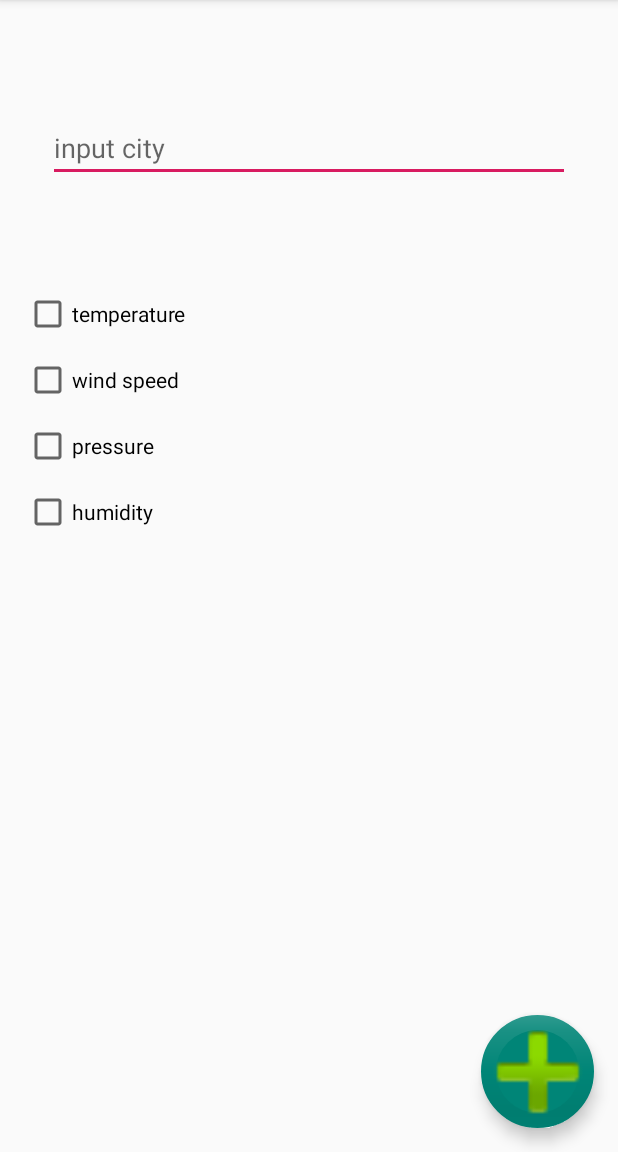
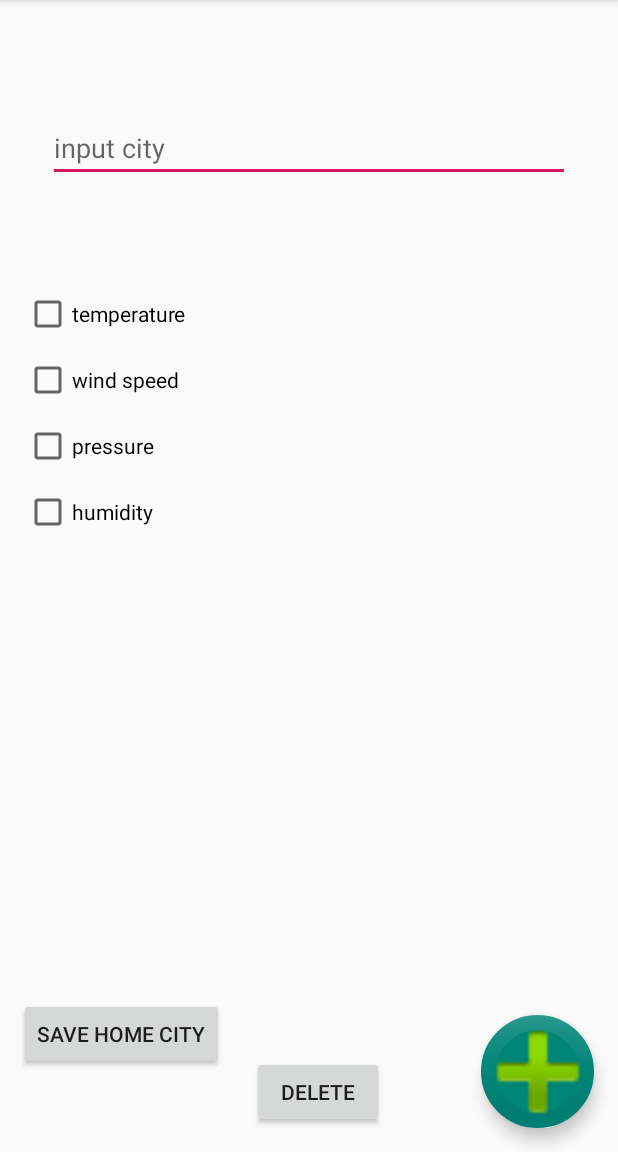
Before and after one commit to ivanbeshka/weatherApp, an Android app: the screen it shows after launch (MainActivity), on a phone screen of 412 x 824 dp, the part 84-1236 px from its top. Run offline under Robolectric (Android 15) with nearby library versions, the phone set to English and light mode, and no system bars.

Commit message:
Не понимаю куда делась кнопка

```diff
--- a/app/build.gradle
+++ b/app/build.gradle
@@ -4,7 +4,7 @@ android {
     compileSdkVersion 28
     defaultConfig {
         applicationId "com.example.weatherApp"
-        minSdkVersion 25
+        minSdkVersion 23
         targetSdkVersion 28
         versionCode 1
         versionName "1.0"
--- a/app/src/main/java/com/example/weatherApp/MainActivity.java
+++ b/app/src/main/java/com/example/weatherApp/MainActivity.java
@@ -1,6 +1,7 @@
 package com.example.weatherApp;
 
 import android.content.Intent;
+import android.content.SharedPreferences;
 import android.content.res.Configuration;
 import android.hardware.Sensor;
 import android.hardware.SensorEvent;
@@ -11,6 +12,7 @@ import android.support.v7.app.AppCompatActivity;
 import android.os.Bundle;
 import android.text.Editable;
 import android.view.View;
+import android.widget.Button;
 import android.widget.CheckBox;
 import android.widget.EditText;
 import android.widget.TextView;
@@ -29,6 +31,10 @@ public class MainActivity extends AppCompatActivity {
     private TextView textViewPressure;
     private TextView textViewHumidity;
 
+    private FloatingActionButton floatingActionButton;
+    private Button btnSaveHomeCity;
+    private Button btnDeleteHomeCity;
+
     private static SensorManager sensorManager;
     private static Sensor temperatureSensor;
     private static Sensor humiditySensor;
@@ -38,6 +44,8 @@ public class MainActivity extends AppCompatActivity {
     private String windKey = "wind";
     private String pressureKey = "pressure";
     private String humidityKey = "humidity";
+    private String saveKey = "preferences";
+    private String saveCityKey = "savedCity";
 
 
     @Override
@@ -45,69 +53,20 @@ public class MainActivity extends AppCompatActivity {
         super.onCreate(savedInstanceState);
         setContentView(R.layout.activity_main);
 
-        editTextInputCity = findViewById(R.id.et_input_city);
-        checkBoxTemperature = findViewById(R.id.cb_temperature);
-        checkBoxWindSpeed = findViewById(R.id.cb_wind_speed);
-        checkBoxPressure = findViewById(R.id.cb_pressure);
-        checkBoxHumidity = findViewById(R.id.cb_humidity);
-        FloatingActionButton floatingActionButton = findViewById(R.id.floatingActionButton);
+        //ИНИЦИАЛИЗАЦИЯ ВЬЮ
+        initialize();
 
-        textViewCity = findViewById(R.id.tv_city);
-        textViewTemperature = findViewById(R.id.tv_temperature);
-        textViewWind = findViewById(R.id.tv_wind_speed);
-        textViewPressure = findViewById(R.id.tv_pressure);
-        textViewHumidity = findViewById(R.id.tv_humidity);
+        //УСТАНОВКА ОБРАБОТЧИКОВ НАЖАТИЯ НА КНОПКИ
+        initButtonsListeners();
 
-        sensorManager = (SensorManager) getSystemService(SENSOR_SERVICE);
-        temperatureSensor = sensorManager.getDefaultSensor(Sensor.TYPE_AMBIENT_TEMPERATURE);
-        humiditySensor = sensorManager.getDefaultSensor(Sensor.TYPE_RELATIVE_HUMIDITY);
+    }
 
-
-        final Intent intent = new Intent(this, Main2Activity.class);
-
-        floatingActionButton.setOnClickListener(new View.OnClickListener() {
-            @Override
-            public void onClick(View v) {
-                String city = editTextInputCity.getText().toString();
-                Boolean temperature = checkBoxTemperature.isChecked();
-                Boolean wind = checkBoxWindSpeed.isChecked();
-                Boolean pressure = checkBoxPressure.isChecked();
-                Boolean humidity = checkBoxHumidity.isChecked();
-
-                if (getResources().getConfiguration().orientation == Configuration.ORIENTATION_PORTRAIT) {
-                    intent.putExtra(cityKey, city);
-                    intent.putExtra(temperatureKey, temperature);
-                    intent.putExtra(windKey, wind);
-                    intent.putExtra(pressureKey, pressure);
-                    intent.putExtra(humidityKey, humidity);
-                    startActivity(intent);
-                } else {
-                    textViewCity.setVisibility(View.VISIBLE);
-                    textViewCity.setText(city);
-
-                    if (temperature) {
-                        textViewTemperature.setVisibility(View.VISIBLE);
-                    }
-
-                    if (wind) {
-                        textViewWind.setVisibility(View.VISIBLE);
-                    }
-
-                    if (pressure) {
-                        textViewPressure.setVisibility(View.VISIBLE);
-                    }
-
-                    if (humidity) {
-                        textViewHumidity.setVisibility(View.VISIBLE);
-                    }
-                }
-            }
-        });
-    }
 
     @Override
     protected void onPause() {
         super.onPause();
+
+        //ОТКЛЮЧЕНИЕ СЕНСОРОВ
         sensorManager.unregisterListener(listenerTemperature, temperatureSensor);
         sensorManager.unregisterListener(listenerHumidity, humiditySensor);
     }
@@ -115,12 +74,14 @@ public class MainActivity extends AppCompatActivity {
     @Override
     protected void onResume() {
         super.onResume();
-        if (temperatureSensor != null) {
-            sensorManager.registerListener(listenerTemperature, temperatureSensor, SensorManager.SENSOR_DELAY_NORMAL);
-        }
-        if (humiditySensor != null) {
-            sensorManager.registerListener(listenerHumidity, humiditySensor, SensorManager.SENSOR_DELAY_NORMAL);
-        }
+
+//        //СЕНСОРЫ
+//        if (temperatureSensor != null) {
+//            sensorManager.registerListener(listenerTemperature, temperatureSensor, SensorManager.SENSOR_DELAY_NORMAL);
+//        }
+//        if (humiditySensor != null) {
+//            sensorManager.registerListener(listenerHumidity, humiditySensor, SensorManager.SENSOR_DELAY_NORMAL);
+//        }
     }
 
     private final SensorEventListener listenerTemperature = new SensorEventListener() {
@@ -145,4 +106,121 @@ public class MainActivity extends AppCompatActivity {
 
         }
     };
+
+
+    //УСТАНОВКА ОБРАБОТЧИКОВ НАЖАТИЯ НА КНОПКИ
+    private void initButtonsListeners() {
+
+        final Intent intent = new Intent(this, Main2Activity.class);
+
+
+        btnSaveHomeCity.setOnClickListener(new View.OnClickListener() {
+            @Override
+            public void onClick(View v) {
+
+                String prefFileName = saveKey;
+
+                SharedPreferences sharedPref = getSharedPreferences(prefFileName, MODE_PRIVATE);
+                savePref(sharedPref);
+            }
+        });
+
+
+        floatingActionButton.setOnClickListener(new View.OnClickListener() {
+            @Override
+            public void onClick(View v) {
+
+                String prefFileName = saveKey;
+                SharedPreferences sharedPref = getSharedPreferences(prefFileName, MODE_PRIVATE);
+
+
+                String city = editTextInputCity.getText().toString();
+                Boolean temperature = checkBoxTemperature.isChecked();
+                Boolean wind = checkBoxWindSpeed.isChecked();
+                Boolean pressure = checkBoxPressure.isChecked();
+                Boolean humidity = checkBoxHumidity.isChecked();
+
+
+                if (getResources().getConfiguration().orientation == Configuration.ORIENTATION_PORTRAIT) {
+                    //ПОРТРЕТНАЯ ОРИЕНТАЦИЯ ПЕРЕДАЧА НАСТРОЕК
+                    intent.putExtra(cityKey, city);
+                    intent.putExtra(temperatureKey, temperature);
+                    intent.putExtra(windKey, wind);
+                    intent.putExtra(pressureKey, pressure);
+                    intent.putExtra(humidityKey, humidity);
+                    startActivity(intent);
+                } else {
+                    //АЛЬБОМНАЯ ОРИЕНТАЦИЯ
+
+
+                    if (city.equals("")) {
+
+                        textViewCity.setText(loadPreferences(sharedPref));
+                    } else {
+
+                        textViewCity.setText(city);
+                    }
+
+
+                    textViewCity.setVisibility(View.VISIBLE);
+
+
+                    if (temperature) {
+                        textViewTemperature.setVisibility(View.VISIBLE);
+                    }
+
+                    if (wind) {
+                        textViewWind.setVisibility(View.VISIBLE);
+                    }
+
+                    if (pressure) {
+                        textViewPressure.setVisibility(View.VISIBLE);
+                    }
+
+                    if (humidity) {
+                        textViewHumidity.setVisibility(View.VISIBLE);
+                    }
+                }
+            }
+        });
+    }
+
+    //СОХРАНЯЕМ НАСТРОЙКИ(ГОРОД)
+    private void savePref(SharedPreferences sharedPref) {
+
+        String savedCity = editTextInputCity.getText().toString();
+
+        SharedPreferences.Editor editor = sharedPref.edit();
+        editor.putString(saveCityKey, savedCity);
+        editor.apply();
+    }
+
+    //ПОЛУЧАЕМ СОХРАНЁННЫЙ ГОРОД
+    public String loadPreferences(SharedPreferences sharedPref) {
+
+        return sharedPref.getString(saveCityKey, "null");
+    }
+
+    //ИНИЦИАЛИЗАЦИЯ ВЬЮ
+    private void initialize() {
+        editTextInputCity = findViewById(R.id.et_input_city);
+        checkBoxTemperature = findViewById(R.id.cb_temperature);
+        checkBoxWindSpeed = findViewById(R.id.cb_wind_speed);
+        checkBoxPressure = findViewById(R.id.cb_pressure);
+        checkBoxHumidity = findViewById(R.id.cb_humidity);
+
+        floatingActionButton = findViewById(R.id.floatingActionButton);
+        btnSaveHomeCity = findViewById(R.id.btn_save_home_city);
+        btnDeleteHomeCity = findViewById(R.id.btn_delete_home_city);
+
+        textViewCity = findViewById(R.id.tv_city);
+        textViewTemperature = findViewById(R.id.tv_temperature);
+        textViewWind = findViewById(R.id.tv_wind_speed);
+        textViewPressure = findViewById(R.id.tv_pressure);
+        textViewHumidity = findViewById(R.id.tv_humidity);
+
+        sensorManager = (SensorManager) getSystemService(SENSOR_SERVICE);
+        temperatureSensor = sensorManager.getDefaultSensor(Sensor.TYPE_AMBIENT_TEMPERATURE);
+        humiditySensor = sensorManager.getDefaultSensor(Sensor.TYPE_RELATIVE_HUMIDITY);
+    }
 }
--- a/app/src/main/res/layout-land/activity_main.xml
+++ b/app/src/main/res/layout-land/activity_main.xml
@@ -91,4 +91,28 @@
         app:layout_constraintEnd_toEndOf="parent"
         app:layout_constraintTop_toTopOf="parent"></include>
 
+    <Button
+        android:id="@+id/btn_save_home_city"
+        android:layout_width="wrap_content"
+        android:layout_height="wrap_content"
+        android:layout_marginTop="48dp"
+        android:text="@string/save_home_city"
+        android:visibility="visible"
+        app:layout_constraintEnd_toStartOf="@+id/floatingActionButton"
+        app:layout_constraintHorizontal_bias="0.028"
+        app:layout_constraintStart_toStartOf="parent"
+        app:layout_constraintTop_toBottomOf="@+id/cb_humidity" />
+
+    <Button
+        android:id="@+id/btn_delete_home_city"
+        android:layout_width="wrap_content"
+        android:layout_height="wrap_content"
+        android:layout_marginStart="8dp"
+        android:layout_marginBottom="16dp"
+        android:text="@string/delete_home_city"
+        app:layout_constraintBottom_toBottomOf="parent"
+        app:layout_constraintEnd_toStartOf="@+id/floatingActionButton"
+        app:layout_constraintHorizontal_bias="0.084"
+        app:layout_constraintStart_toEndOf="@+id/btn_save_home_city" />
+
 </android.support.constraint.ConstraintLayout>
--- a/app/src/main/res/layout/activity_main.xml
+++ b/app/src/main/res/layout/activity_main.xml
@@ -79,4 +79,28 @@
         app:srcCompat="@android:drawable/ic_input_add"
         app:useCompatPadding="false" />
 
+    <Button
+        android:id="@+id/btn_save_home_city"
+        android:layout_width="wrap_content"
+        android:layout_height="wrap_content"
+        android:layout_marginTop="308dp"
+        android:text="@string/save_home_city"
+        android:visibility="visible"
+        app:layout_constraintEnd_toStartOf="@+id/floatingActionButton"
+        app:layout_constraintHorizontal_bias="0.068"
+        app:layout_constraintStart_toStartOf="parent"
+        app:layout_constraintTop_toBottomOf="@+id/cb_humidity" />
+
+    <Button
+        android:id="@+id/btn_delete_home_city"
+        android:layout_width="wrap_content"
+        android:layout_height="wrap_content"
+        android:layout_marginStart="8dp"
+        android:layout_marginBottom="16dp"
+        android:text="@string/delete_home_city"
+        app:layout_constraintBottom_toBottomOf="parent"
+        app:layout_constraintEnd_toStartOf="@+id/floatingActionButton"
+        app:layout_constraintHorizontal_bias="0.144"
+        app:layout_constraintStart_toEndOf="@+id/btn_save_home_city" />
+
 </android.support.constraint.ConstraintLayout>
--- a/app/src/main/res/values/strings.xml
+++ b/app/src/main/res/values/strings.xml
@@ -6,4 +6,6 @@
     <string name="pressure">pressure</string>
     <string name="humidity">humidity</string>
     <string name="city">City</string>
+    <string name="save_home_city">save home city</string>
+    <string name="delete_home_city">delete</string>
 </resources>
```
Also changed, not shown: app/src/main/java/com/example/weatherApp/Main2Activity.java (+25 -5 lines).
